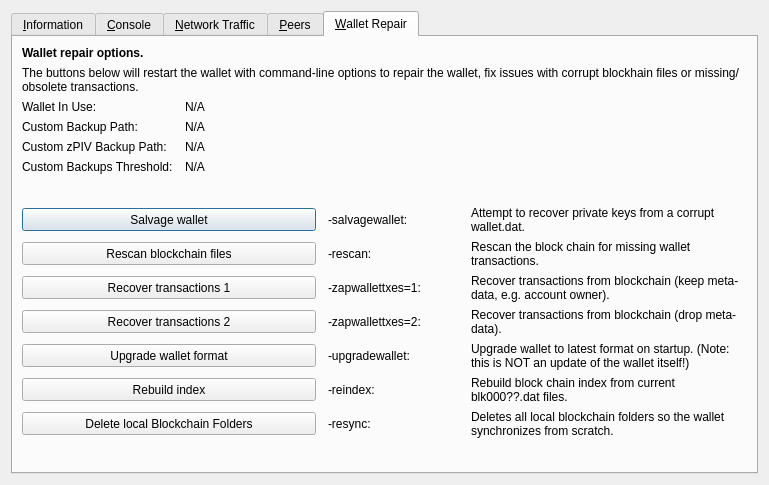
Old version of the form src/qt/forms/rpcconsole.ui in the repository TheRealOxyd69/Dorin.
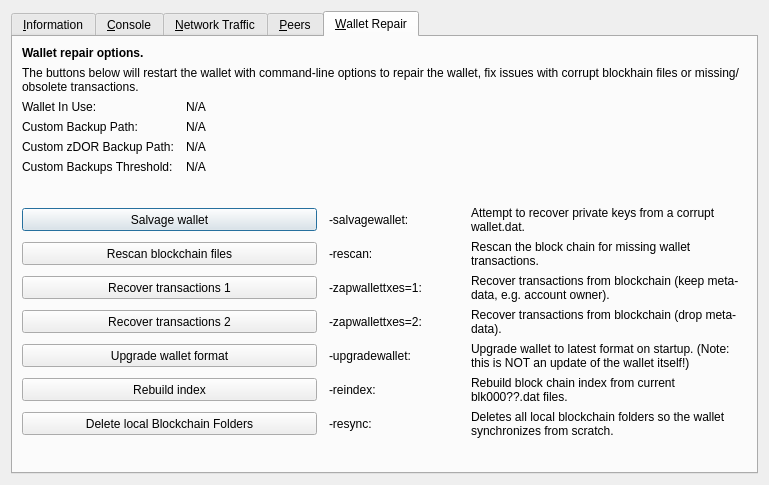
New version of the form. The open tabs and pages were chosen to show the change. Icons and pictures are not drawn. Custom widgets are drawn as their Qt base class.

The edit to the form file:
```diff
--- a/src/qt/forms/rpcconsole.ui
+++ b/src/qt/forms/rpcconsole.ui
@@ -1328,7 +1328,7 @@
        <item row="4" column="0">
         <widget class="QLabel" name="wallet_customzpivbackuppath_label">
          <property name="text">
-          <string>Custom zPIV Backup Path:</string>
+          <string>Custom zDOR Backup Path:</string>
          </property>
          <property name="visible">
           <bool>false</bool>
```
Left out of the diff: 4 changed lines with no effect on the pictures.
